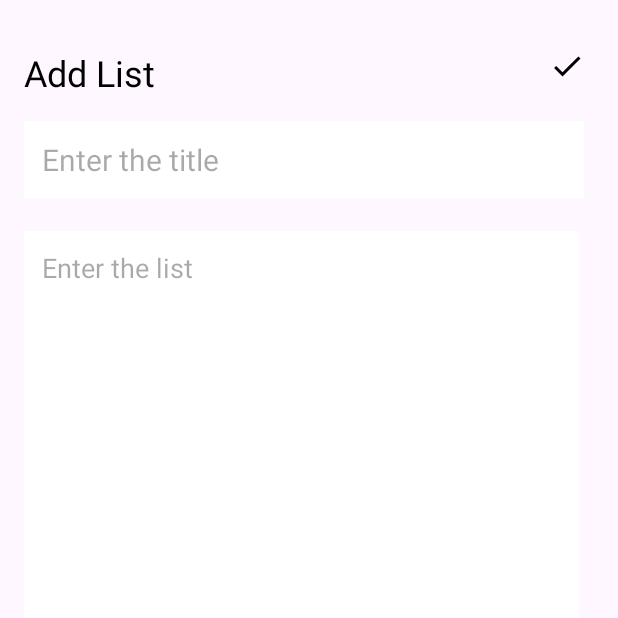
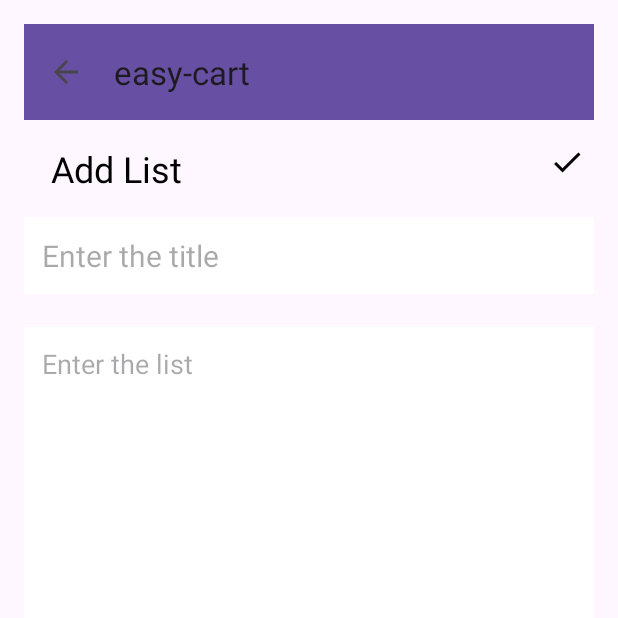
Before and after one commit to paras603/easy-cart, an Android app: the screen it shows after launch (CreateShoppingListActivity), after a tap on an icon or button, on a phone screen of 412 x 824 dp, the top half of it. Run offline under Robolectric (Android 15) with nearby library versions, the phone set to English and light mode, and no system bars.

Commit message:
splash screen added

```diff
--- a/app/build.gradle.kts
+++ b/app/build.gradle.kts
@@ -64,6 +64,10 @@ dependencies {
 
     implementation("com.google.code.gson:gson:2.8.9")
 
+    //splash screen
+    implementation("androidx.core:core-splashscreen:1.0.0")
+
+
     testImplementation(libs.junit)
     androidTestImplementation(libs.androidx.junit)
     androidTestImplementation(libs.androidx.espresso.core)
--- a/app/src/main/AndroidManifest.xml
+++ b/app/src/main/AndroidManifest.xml
@@ -20,6 +20,7 @@
             android:exported="false" />
         <activity
             android:name=".MainActivity"
+            android:theme="@style/Theme.App.SplashScreen"
             android:exported="true">
             <intent-filter>
                 <action android:name="android.intent.action.MAIN" />
--- a/app/src/main/java/com/example/easy_cart/CreateShoppingListActivity.kt
+++ b/app/src/main/java/com/example/easy_cart/CreateShoppingListActivity.kt
@@ -24,6 +24,11 @@ class CreateShoppingListActivity : AppCompatActivity() {
 
         db = ShoppingListDatabaseHelper(this)
 
+        // Set up the Toolbar as ActionBar
+        setSupportActionBar(binding.toolbar)
+        supportActionBar?.setDisplayHomeAsUpEnabled(true) // Enable the back button
+        supportActionBar?.setDisplayShowHomeEnabled(true)
+
         binding.saveButton.setOnClickListener{
             val title = binding.titleEditText.text.toString()
             val content = binding.contentEditText.text.toString()
@@ -32,7 +37,18 @@ class CreateShoppingListActivity : AppCompatActivity() {
             finish()
             Toast.makeText(this, "Shopping List Saved", Toast.LENGTH_SHORT).show()
         }
+    }
+
+    // Handle the back button press in the Toolbar
+    override fun onOptionsItemSelected(item: MenuItem): Boolean {
+        return when (item.itemId) {
+            android.R.id.home -> {
+                finish() // Closes the activity and goes back to MainActivity
+                true
+            }
+            else -> super.onOptionsItemSelected(item)
+        }
+    }
 
 
-    }
 }
--- a/app/src/main/java/com/example/easy_cart/MainActivity.kt
+++ b/app/src/main/java/com/example/easy_cart/MainActivity.kt
@@ -7,6 +7,7 @@ import android.widget.ImageButton
 import android.widget.Toast
 import androidx.activity.viewModels
 import androidx.appcompat.app.AppCompatActivity
+import androidx.core.splashscreen.SplashScreen.Companion.installSplashScreen
 import androidx.recyclerview.widget.LinearLayoutManager
 import androidx.recyclerview.widget.RecyclerView
 import com.example.easy_cart.databinding.ActivityMainBinding
@@ -16,8 +17,21 @@ class MainActivity : AppCompatActivity() {
     private lateinit var binding: ActivityMainBinding
     private lateinit var db: ShoppingListDatabaseHelper
     private lateinit var shoppingListAdapter: ShoppingListAdapter
+    private var startTime: Long = 0 // Track splash start time
 
     override fun onCreate(savedInstanceState: Bundle?) {
+
+        // Installs Splash Screen and extend its duration
+        val splashScreen = installSplashScreen()
+
+        startTime = System.currentTimeMillis() // Record start time
+
+        splashScreen.setKeepOnScreenCondition {
+            // Keeps the splash screen visible for at least 1 seconds
+            System.currentTimeMillis() < startTime + 1000
+        }
+
+
         super.onCreate(savedInstanceState)
         binding = ActivityMainBinding.inflate(layoutInflater)
         setContentView(binding.root)
--- /dev/null
+++ b/app/src/main/res/drawable/baseline_arrow_back_24.xml
@@ -0,0 +1,5 @@
+<vector xmlns:android="http://schemas.android.com/apk/res/android" android:autoMirrored="true" android:height="24dp" android:tint="#000000" android:viewportHeight="24" android:viewportWidth="24" android:width="24dp">
+
+    <path android:fillColor="@android:color/white" android:pathData="M20,11H7.83l5.59,-5.59L12,4l-8,8 8,8 1.41,-1.41L7.83,13H20v-2z"/>
+
+</vector>
--- a/app/src/main/res/layout/activity_create_shopping_list.xml
+++ b/app/src/main/res/layout/activity_create_shopping_list.xml
@@ -8,16 +8,37 @@
     android:padding="16dp"
     tools:context=".CreateShoppingListActivity">
 
+    <!-- Toolbar -->
+    <androidx.appcompat.widget.Toolbar
+        android:id="@+id/toolbar"
+        android:layout_width="match_parent"
+        android:layout_height="?attr/actionBarSize"
+        android:background="?attr/colorPrimary"
+        android:titleTextColor="@android:color/white"/>
+
+    <!-- Back Button -->
+    <ImageView
+        android:id="@+id/backButton"
+        android:layout_width="wrap_content"
+        android:layout_height="wrap_content"
+        android:layout_below="@id/toolbar"
+        android:layout_alignParentStart="true"
+        android:layout_marginTop="16dp"
+        android:layout_marginStart="6dp"/>
+
+    <!-- Heading (Add List) -->
     <TextView
         android:id="@+id/addListHeading"
         android:layout_width="wrap_content"
         android:layout_height="wrap_content"
-        android:layout_alignParentTop="true"
-        android:layout_marginTop="16dp"
+        android:layout_toEndOf="@id/backButton"
+        android:layout_alignTop="@id/backButton"
+        android:layout_marginStart="12dp"
         android:text="Add List"
         android:textColor="@color/black"
         android:textSize="24sp"/>
 
+    <!-- Save Button -->
     <ImageView
         android:id="@+id/saveButton"
         android:layout_width="wrap_content"
@@ -27,9 +48,10 @@
         android:layout_alignTop="@id/addListHeading"
         android:layout_marginEnd="6dp"/>
 
+    <!-- Title EditText -->
     <EditText
         android:id="@+id/titleEditText"
-        android:layout_width="373dp"
+        android:layout_width="match_parent"
         android:layout_height="wrap_content"
         android:layout_below="@id/addListHeading"
         android:layout_marginTop="16dp"
@@ -39,9 +61,10 @@
         android:padding="12dp"
         android:textSize="20sp" />
 
+    <!-- Content EditText -->
     <EditText
         android:id="@+id/contentEditText"
-        android:layout_width="370dp"
+        android:layout_width="match_parent"
         android:layout_height="562dp"
         android:layout_below="@id/titleEditText"
         android:layout_marginTop="22dp"
@@ -51,7 +74,4 @@
         android:padding="12dp"
         android:textSize="18sp" />
 
-
-
-
 </RelativeLayout>
--- a/app/src/main/res/values/colors.xml
+++ b/app/src/main/res/values/colors.xml
@@ -2,4 +2,5 @@
 <resources>
     <color name="black">#FF000000</color>
     <color name="white">#FFFFFFFF</color>
+    <color name="purple">#631fee</color>
 </resources>
--- a/app/src/main/res/values/themes.xml
+++ b/app/src/main/res/values/themes.xml
@@ -6,4 +6,10 @@
     </style>
 
     <style name="Theme.Easycart" parent="Base.Theme.Easycart" />
+
+    <style name="Theme.App.SplashScreen" parent="Theme.SplashScreen">
+        <item name="windowSplashScreenBackground">@color/purple</item>
+        <item name="windowSplashScreenAnimatedIcon">@drawable/logo</item>
+        <item name="postSplashScreenTheme">@style/Base.Theme.Easycart</item>
+    </style>
 </resources>
```
Also changed, not shown: app/src/main/res/drawable/logo.png (added).
